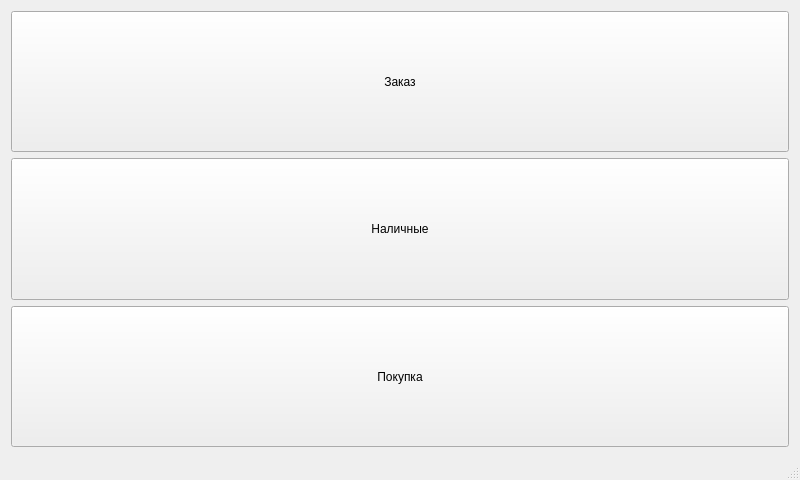
The window that mainwindow.ui (FenyukAndrew/QtShopping) describes before a commit, drawn with Qt 5.
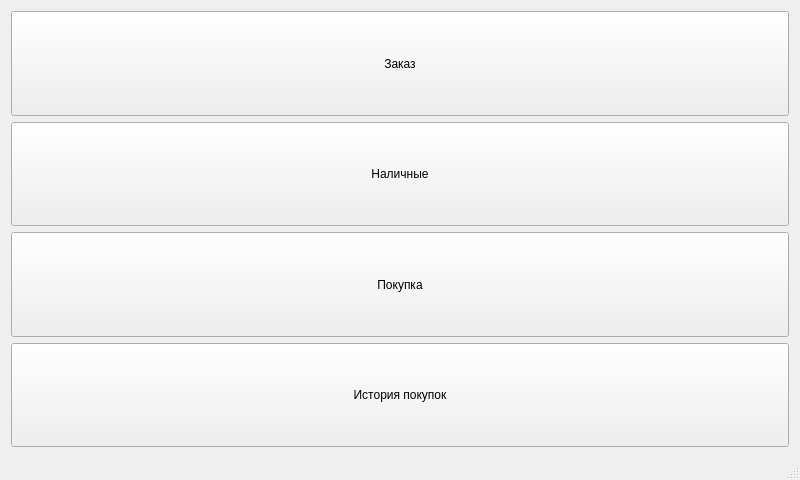
The same window after the commit.

Commit message: Добавлен диалог отображающий историю покупок

```diff
--- a/mainwindow.ui
+++ b/mainwindow.ui
@@ -68,6 +68,19 @@
         </property>
        </widget>
       </item>
+      <item>
+       <widget class="QPushButton" name="pushButtonHistory">
+        <property name="sizePolicy">
+         <sizepolicy hsizetype="Minimum" vsizetype="Minimum">
+          <horstretch>0</horstretch>
+          <verstretch>0</verstretch>
+         </sizepolicy>
+        </property>
+        <property name="text">
+         <string>История покупок</string>
+        </property>
+       </widget>
+      </item>
      </layout>
     </item>
    </layout>
```
The commit also changes 8 other files.
